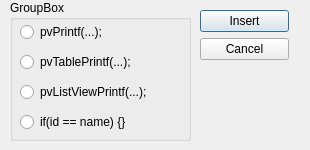
Old version of the form pvdevelop/dlgpastewidget.ui in the repository pvbrowser/pvb.
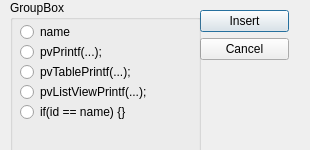
New version of the form.

Diff of the .ui file:
```diff
--- a/pvdevelop/dlgpastewidget.ui
+++ b/pvdevelop/dlgpastewidget.ui
@@ -12,10 +12,8 @@
     <height>150</height>
    </rect>
   </property>
-  <property name="sizePolicy" >
-   <sizepolicy>
-    <hsizetype>13</hsizetype>
-    <vsizetype>13</vsizetype>
+  <property name="sizePolicy">
+   <sizepolicy hsizetype="Ignored" vsizetype="Ignored">
     <horstretch>0</horstretch>
     <verstretch>0</verstretch>
    </sizepolicy>
@@ -80,23 +78,23 @@
     </item>
    </layout>
   </widget>
-  <widget class="QGroupBox" name="groupBox" >
-   <property name="geometry" >
+  <widget class="QGroupBox" name="groupBox">
+   <property name="geometry">
     <rect>
      <x>10</x>
      <y>0</y>
-     <width>181</width>
-     <height>141</height>
+     <width>191</width>
+     <height>171</height>
     </rect>
    </property>
    <property name="title" >
     <string>GroupBox</string>
    </property>
-   <widget class="QRadioButton" name="radioButtonTablePrintf" >
-    <property name="geometry" >
+   <widget class="QRadioButton" name="radioButtonTablePrintf">
+    <property name="geometry">
      <rect>
       <x>10</x>
-      <y>50</y>
+      <y>60</y>
       <width>161</width>
       <height>24</height>
      </rect>
@@ -105,11 +103,11 @@
      <string>pvTablePrintf(...);</string>
     </property>
    </widget>
-   <widget class="QRadioButton" name="radioButtonPrintf" >
-    <property name="geometry" >
+   <widget class="QRadioButton" name="radioButtonPrintf">
+    <property name="geometry">
      <rect>
       <x>10</x>
-      <y>20</y>
+      <y>40</y>
       <width>161</width>
       <height>24</height>
      </rect>
@@ -131,11 +129,11 @@
      <string>pvListViewPrintf(...);</string>
     </property>
    </widget>
-   <widget class="QRadioButton" name="radioButtonEvent" >
-    <property name="geometry" >
+   <widget class="QRadioButton" name="radioButtonEvent">
+    <property name="geometry">
      <rect>
       <x>10</x>
-      <y>110</y>
+      <y>100</y>
       <width>161</width>
       <height>24</height>
      </rect>
@@ -144,6 +142,19 @@
      <string>if(id == name) {}</string>
     </property>
    </widget>
+   <widget class="QRadioButton" name="radioButtonName">
+    <property name="geometry">
+     <rect>
+      <x>10</x>
+      <y>20</y>
+      <width>161</width>
+      <height>24</height>
+     </rect>
+    </property>
+    <property name="text">
+     <string>name</string>
+    </property>
+   </widget>
   </widget>
  </widget>
  <pixmapfunction></pixmapfunction>
```
Left out of the diff: 65 changed lines with no effect on the pictures.
